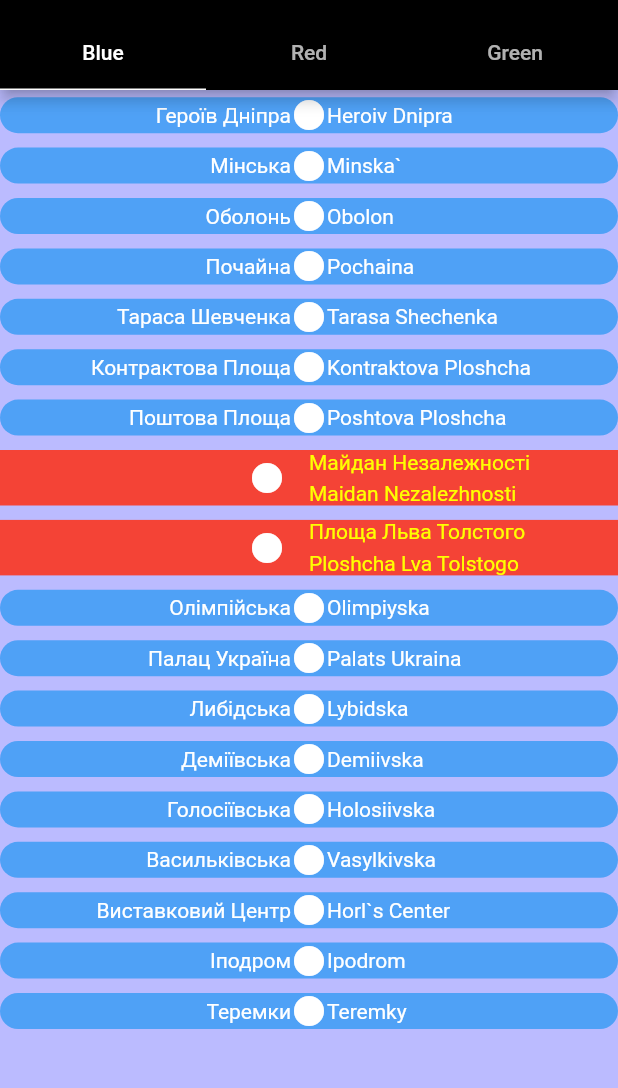
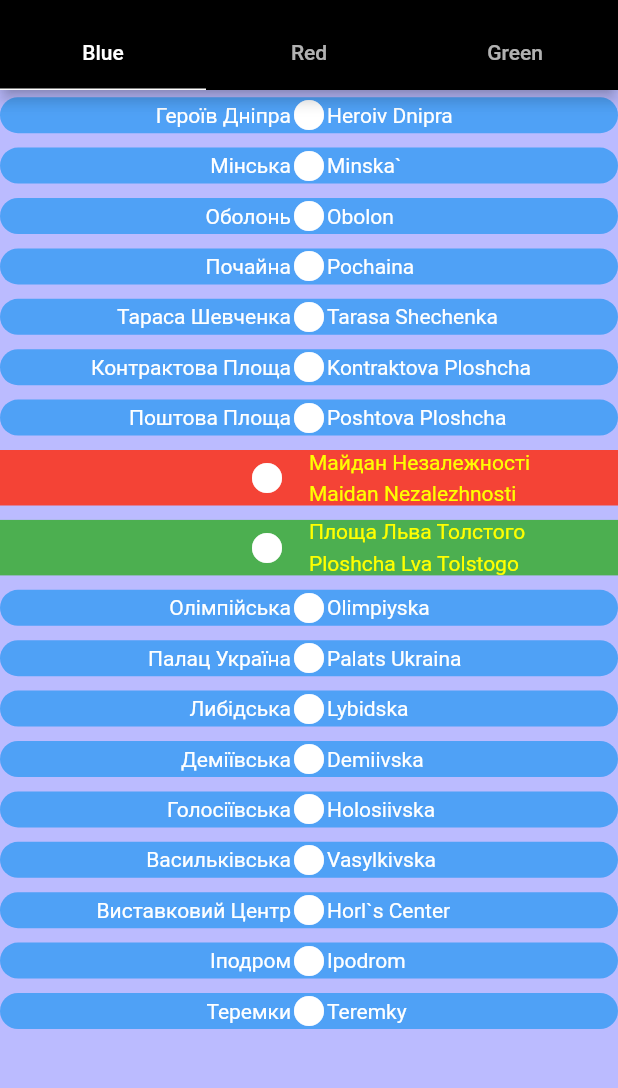
Before and after one commit to VasPers/gamma514, a Flutter app: the screen it shows after launch, on a phone screen of 412 x 824 dp, the part 66-1154 px from its top. Run offline on Flutter 3.47's test engine with Material 2 defaults, Android fonts, the phone set to English and light mode, and no system bars; our stand-ins replace flutter_svg; network calls fail.

Commit message:
-Изменил иконку приложения -Убрал надпись дебаг -Сделал красную и зелёную ветку, но без картинок и глубины -Переделал всё в инквелл -Не понял, как в транзит станциях показывать инфу

```diff
--- a/lib/metrodata.dart
+++ b/lib/metrodata.dart
@@ -20,23 +20,6 @@ class IconAssets {
   static const String vystavkoviy = 'assets/blue_branch_images/vystavkoviy.jpg';
 }
 
-class MetroStation {
-  final String ukrName;
-  final String engName;
-  final double depth;
-  final String iconImage;
-  final TransitData? transitData;
-  final BranchType branchType;
-
-  const MetroStation({
-    required this.branchType,
-    this.transitData,
-    required this.depth,
-    required this.iconImage,
-    required this.ukrName,
-    required this.engName,
-  });
-}
 
 List<MetroStation> metroStations = [
   const MetroStation(
@@ -86,14 +69,14 @@ List<MetroStation> metroStations = [
       engName: 'Maidan Nezalezhnosti',
       iconImage: IconAssets.maidan,
       depth: 60,
-      transitData: TransitData(isTransit: true, transitStations: []),
+      transitData: TransitData(isTransit: true, transitStations: [], isTransitToBlue: true),
       branchType: BranchType.blueBranch),
   const MetroStation(
       ukrName: 'Площа Льва Толстого',
       engName: 'Ploshcha Lva Tolstogo',
       iconImage: IconAssets.lva,
       depth: 55,
-      transitData: TransitData(isTransit: true, transitStations: []),
+      transitData: TransitData(isTransit: true, transitStations: [], isTransitToGreen: true),
       branchType: BranchType.blueBranch),
   const MetroStation(
       ukrName: 'Олімпійська',
@@ -208,7 +191,7 @@ List<MetroStation> metroStations = [
       engName: 'Teatralna',
       iconImage: IconAssets.teremky,
       depth: 15,
-      transitData: TransitData(isTransit: true, transitStations: []),
+      transitData: TransitData(isTransit: true, transitStations: [], isTransitToGreen: true),
       branchType: BranchType.redBranch),
   const MetroStation(
       ukrName: 'Хрещатик',
@@ -289,7 +272,7 @@ List<MetroStation> metroStations = [
       engName: 'Palats sportu',
       iconImage: IconAssets.teremky,
       depth: 15,
-      transitData: TransitData(isTransit: true, transitStations: []),
+      transitData: TransitData(isTransit: true, transitStations: [], isTransitToBlue: true),
       branchType: BranchType.greenBranch),
   const MetroStation(
       ukrName: 'Кловська',
@@ -361,9 +344,30 @@ List<MetroStation> metroStations = [
 
 enum BranchType { blueBranch, redBranch, greenBranch }
 
+
+class MetroStation {
+  final String ukrName;
+  final String engName;
+  final double depth;
+  final String iconImage;
+  final TransitData? transitData;
+  final BranchType branchType;
+
+  const MetroStation({
+    required this.branchType,
+    this.transitData,
+    required this.depth,
+    required this.iconImage,
+    required this.ukrName,
+    required this.engName,
+  });
+}
+
 class TransitData {
   final bool isTransit;
   final List<MetroStation> transitStations;
+  final bool? isTransitToBlue;
+  final bool? isTransitToGreen;
 
-  const TransitData({required this.transitStations, required this.isTransit});
+  const TransitData({this.isTransitToBlue, this.isTransitToGreen,required this.transitStations, required this.isTransit});
 }
--- a/lib/widgets.dart
+++ b/lib/widgets.dart
@@ -100,7 +100,9 @@ class BlueBranchBuilder extends StatelessWidget {
                         borderRadius: station.transitData?.isTransit ?? false
                             ? const BorderRadius.all(Radius.elliptical(20, 0))
                             : const BorderRadius.all(Radius.circular(220)),
-                        color: station.transitData?.isTransit ?? false
+                        color:  station.transitData?.isTransitToGreen ?? false
+                          ? Colors.green:
+                          station.transitData?.isTransit ?? false
                             ? Colors.red
                             : Colors.blue.withOpacity(0.7),
                       ),
@@ -200,7 +202,8 @@ class RedBranchBuilder extends StatelessWidget {
                         borderRadius: station.transitData?.isTransit ?? false
                             ? const BorderRadius.all(Radius.elliptical(20, 0))
                             : const BorderRadius.all(Radius.circular(220)),
-                        color: station.transitData?.isTransit ?? false
+                        color:  station.transitData?.isTransitToGreen ?? false
+                      ? Colors.green:station.transitData?.isTransit ?? false
                             ? Colors.blue
                             : Colors.red.withOpacity(0.95)
                       ),
@@ -298,7 +301,8 @@ class GreenBranchBuilder extends StatelessWidget {
                         borderRadius: station.transitData?.isTransit ?? false
                             ? const BorderRadius.all(Radius.elliptical(20, 0))
                             : const BorderRadius.all(Radius.circular(220)),
-                        color: station.transitData?.isTransit ?? false
+                        color:  station.transitData?.isTransitToBlue ?? false
+                            ? Colors.blue: station.transitData?.isTransit ?? false
                             ? Colors.red
                             : Colors.green.withOpacity(0.7),
                       ),
```
